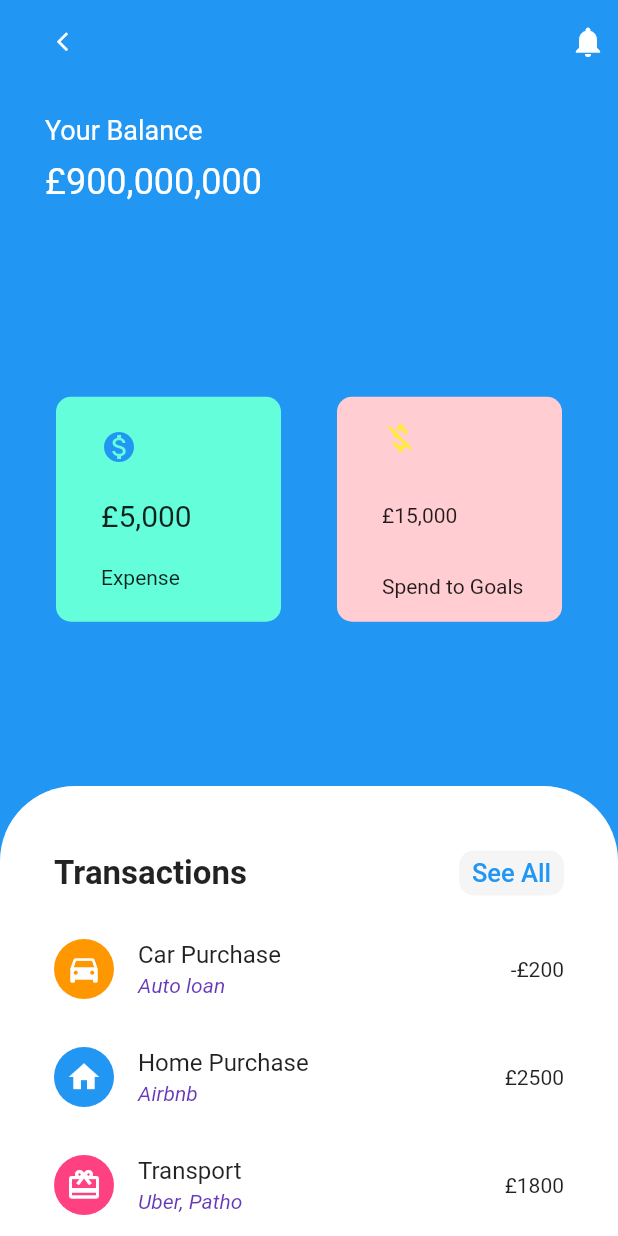
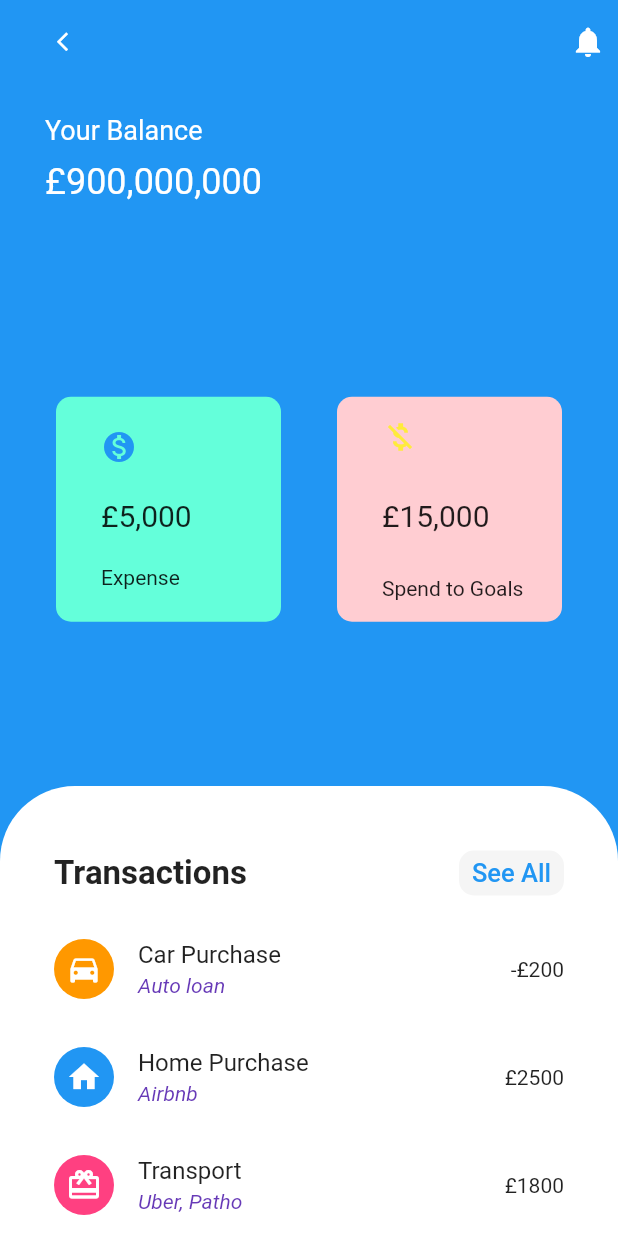
Before and after one commit to StellaMighty/BankApp, a Flutter app: the Transaction screen opened directly, on a phone screen of 412 x 824 dp. Run offline on Flutter 3.47's test engine with Material 2 defaults, Android fonts, the phone set to English and light mode, and no system bars.

Commit message:
fixed merge conflicts

```diff
--- a/lib/main.dart
+++ b/lib/main.dart
@@ -415,7 +415,7 @@ class Transaction extends StatelessWidget {
                           Icons.money_off,
                           color: Colors.yellow,
                         ),
-                        Text("£15,000"),
+                        Text("£15,000", style: TextStyle(fontSize: 20)),
                         Text("Spend to Goals")
                       ],
                     ),
```
